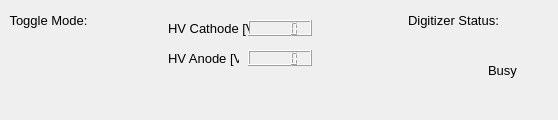
Above: sbndprmdaq/controls.ui from marcodeltutto/SBNDPurityMonitorDAQ before the change; both pictures show x 442 to 1000 and y 0 to 120 of the 1000 by 120 pixel window. Below: the same form after it.
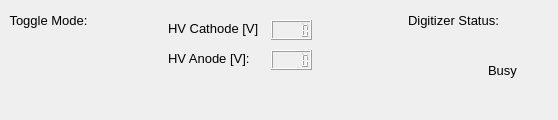
That is the form after the change. Icons and pictures are not drawn. Custom widgets are drawn as their Qt base class.

The edit to the form file:
```diff
--- a/sbndprmdaq/controls.ui
+++ b/sbndprmdaq/controls.ui
@@ -237,10 +237,10 @@
    <widget class="QLCDNumber" name="_lcd_cathode_hv">
     <property name="geometry">
      <rect>
-      <x>690</x>
+      <x>713</x>
       <y>20</y>
-      <width>64</width>
-      <height>16</height>
+      <width>41</width>
+      <height>20</height>
      </rect>
     </property>
    </widget>
@@ -249,7 +249,7 @@
      <rect>
       <x>610</x>
       <y>20</y>
-      <width>81</width>
+      <width>91</width>
       <height>16</height>
      </rect>
     </property>
@@ -267,7 +267,7 @@
      <rect>
       <x>610</x>
       <y>50</y>
-      <width>71</width>
+      <width>91</width>
       <height>16</height>
      </rect>
     </property>
@@ -283,10 +283,10 @@
    <widget class="QLCDNumber" name="_lcd_anode_hv">
     <property name="geometry">
      <rect>
-      <x>690</x>
+      <x>713</x>
       <y>50</y>
-      <width>64</width>
-      <height>16</height>
+      <width>41</width>
+      <height>20</height>
      </rect>
     </property>
    </widget>
```
